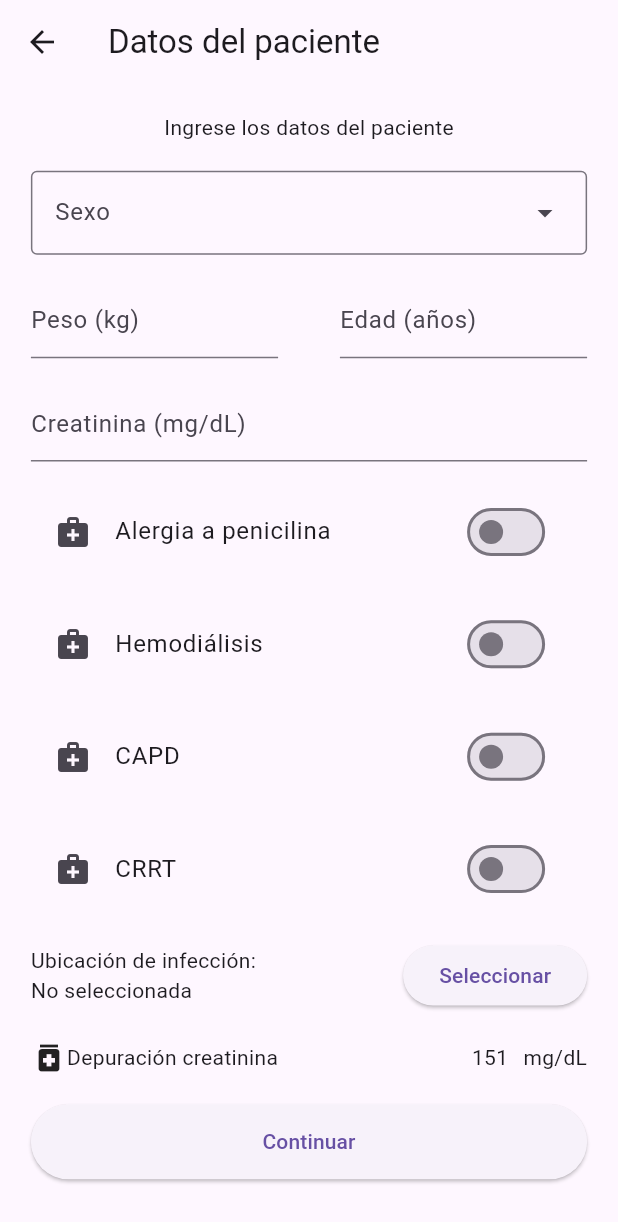
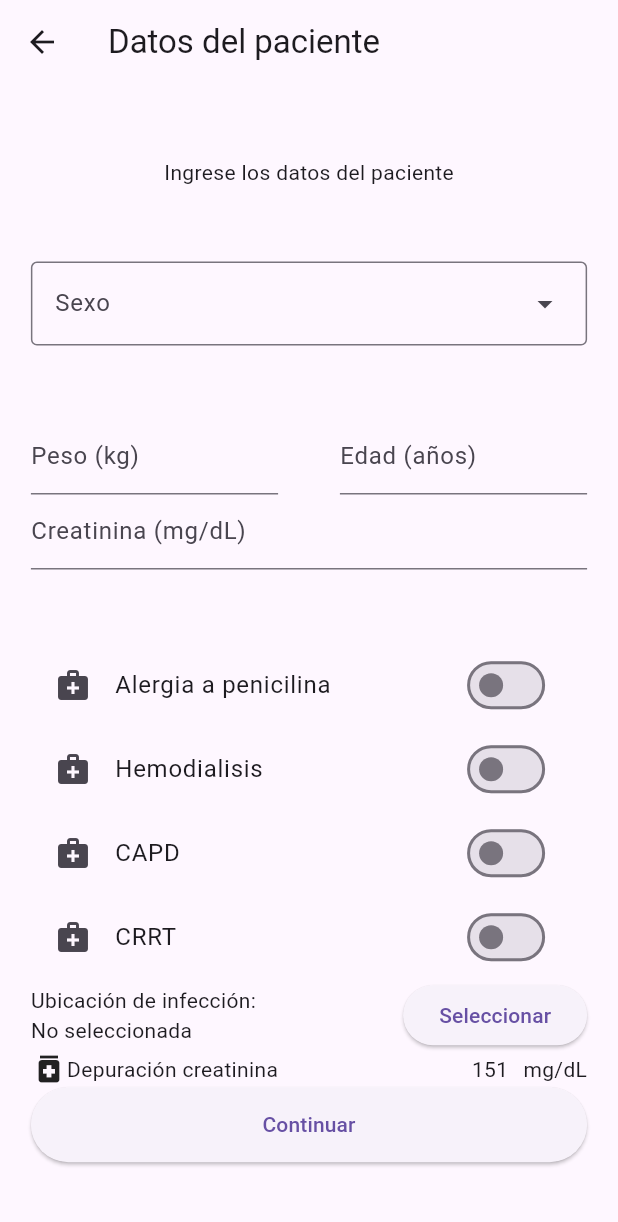
Before and after one commit to Juanipis/proyecto_medico, a Flutter app: the screen it shows after launch, after a tap on "Comencemos!", on a phone screen of 412 x 824 dp. Shown: the top 1222 px of the screen. Run offline on Flutter 3.47's test engine with Material 2 defaults, Android fonts, the phone set to English and light mode, and no system bars; our stand-ins replace google_fonts, logger; network calls fail.

Commit message:
Fixed switch

```diff
--- a/flutter/lib/presentation/screens/patient_data/form_components.dart
+++ b/flutter/lib/presentation/screens/patient_data/form_components.dart
@@ -31,3 +31,18 @@ class SwitchForm extends StatelessWidget {
     );
   }
 }
+
+Widget switchTest(String title, double width, double widthScale, IconData icon,
+    bool value, Function onChange) {
+  return SizedBox(
+    width: width * widthScale,
+    child: SwitchListTile(
+      title: Text(title),
+      value: value,
+      onChanged: (newValue) {
+        onChange(newValue);
+      },
+      secondary: Icon(icon),
+    ),
+  );
+}
--- a/flutter/lib/presentation/screens/patient_data/patient_data.dart
+++ b/flutter/lib/presentation/screens/patient_data/patient_data.dart
@@ -1,19 +1,25 @@
-import 'dart:async';
-
 import 'package:flutter/material.dart';
+import 'package:proyecto_medico/presentation/screens/patient_data/form_components.dart';
 import 'package:logger/logger.dart';
 import 'package:proyecto_medico/presentation/screens/patient_data/body_dialog.dart';
 
-import 'form_components.dart';
-
-class PatientData extends StatefulWidget {
-  const PatientData({super.key});
+class PatientData extends StatelessWidget {
+  const PatientData({Key? key}) : super(key: key);
 
   @override
-  State<PatientData> createState() => _PatientDataState();
+  Widget build(BuildContext context) {
+    return PatientDataState();
+  }
 }
 
-class _PatientDataState extends State<PatientData> {
+class PatientDataState extends StatefulWidget {
+  const PatientDataState({super.key});
+
+  @override
+  State<PatientDataState> createState() => _FormTestState();
+}
+
+class _FormTestState extends State<PatientDataState> {
   final TextEditingController sexController = TextEditingController();
   Sex? selectedSex;
   var logger = Logger();
@@ -26,26 +32,25 @@ class _PatientDataState extends State<PatientData> {
   bool hemodialysis = false;
   bool capd = false;
   bool crrt = false;
-
-  void onPenicillinAllergyChanged(bool value) {
+  onPenicillinAllergyChanged(bool value) {
     setState(() {
       penicillinAllergy = value;
     });
   }
 
-  void onHemodialysisChanged(bool value) {
+  onHemodialysisChanged(bool value) {
     setState(() {
       hemodialysis = value;
     });
   }
 
-  void onCapdChanged(bool value) {
+  onCapdChanged(bool value) {
     setState(() {
       capd = value;
     });
   }
 
-  void onCrrtChanged(bool value) {
+  onCrrtChanged(bool value) {
     setState(() {
       crrt = value;
     });
@@ -63,12 +68,19 @@ class _PatientDataState extends State<PatientData> {
     "Tejidos blandos", // 8
   ];
 
+  final switchsLabels = [
+    "Alergia a penicilina",
+    "Hemodialisis",
+    "CAPD",
+    "CRRT",
+  ];
+
   @override
   Widget build(BuildContext context) {
     final width = MediaQuery.of(context).size.width;
     final height = MediaQuery.of(context).size.height;
+    final formKey = GlobalKey<FormState>();
     final List<DropdownMenuEntry<Sex>> sexEntries = <DropdownMenuEntry<Sex>>[];
-    final formKey = GlobalKey<FormState>();
     for (final Sex sex in Sex.values) {
       sexEntries.add(DropdownMenuEntry(value: sex, label: sex.option));
     }
@@ -87,52 +99,49 @@ class _PatientDataState extends State<PatientData> {
         mainAxisAlignment: MainAxisAlignment.center,
         mainAxisSize: MainAxisSize.max,
         children: [
-          Form(
-            key: formKey,
-            child: Column(
+          Column(
             mainAxisAlignment: MainAxisAlignment.spaceEvenly,
             mainAxisSize: MainAxisSize.max,
             crossAxisAlignment: CrossAxisAlignment.center,
             children: [
               const Text("Ingrese los datos del paciente"),
               sexDropDownMenu(sexEntries, width),
+              Form(
+                  key: formKey,
+                  child: Column(
+                    children: [
                       Row(
                         children: [
                           textInput(width, weightController, "Peso (kg)"),
                           separator(width),
-                    textInput(width, ageController, "Edad (años)"),
+                          textInput(width, ageController, "Edad (años)")
                         ],
                       ),
-                textInput(width, creatinineController, "Creatinina (mg/dL)",
+                      textInput(
+                          width, creatinineController, "Creatinina (mg/dL)",
                           widthScale: 0.90),
-                SwitchForm(
-                    title: "Alergia a penicilina",
-                    width: width,
-                    widthScale: 0.9,
-                    icon: Icons.medical_services,
-                    value: penicillinAllergy,
-                    onChanged: onPenicillinAllergyChanged),
-                SwitchForm(
-                    title: "Hemodiálisis",
-                    width: width,
-                    widthScale: 0.9,
-                    icon: Icons.medical_services,
-                    value: hemodialysis,
-                    onChanged: onHemodialysisChanged),
-                SwitchForm(
-                    title: "CAPD",
-                    width: width,
-                    widthScale: 0.9,
-                    icon: Icons.medical_services,
-                    value: capd,
-                    onChanged: onCapdChanged),
-                SwitchForm(
-                    title: "CRRT",
-                    width: width,
-                    widthScale: 0.9,
-                    icon: Icons.medical_services,
-                    value: crrt,
-                    onChanged: onCrrtChanged),
+                    ],
+                  )),
+              Column(
+                children: [
+                  switchTest(
+                      switchsLabels[0],
+                      width,
+                      0.9,
+                      Icons.medical_services,
+                      penicillinAllergy,
+                      onPenicillinAllergyChanged),
+                  switchTest(
+                      switchsLabels[1],
+                      width,
+                      0.9,
+                      Icons.medical_services,
+                      hemodialysis,
+                      onHemodialysisChanged),
+                  switchTest(switchsLabels[2], width, 0.9,
+                      Icons.medical_services, capd, onCapdChanged),
+                  switchTest(switchsLabels[3], width, 0.9,
+                      Icons.medical_services, crrt, onCrrtChanged),
                   SizedBox(
                     width: width * 0.9,
                     child: Row(
@@ -156,7 +165,6 @@ class _PatientDataState extends State<PatientData> {
                                 setState(() {
                                   this.selectedInfection = selectedInfection!;
                                 });
-                              logger.d("Infección: $selectedInfection");
                               },
                               child: const Text("Seleccionar"))
                         ]),
@@ -190,7 +198,8 @@ class _PatientDataState extends State<PatientData> {
                               "\nAlergia a penicilina: $penicillinAllergy"
                               "\nHemodialisis: $hemodialysis"
                               "\nCAPD: $capd"
-                            "\nCRRT: $crrt");
+                              "\nCRRT: $crrt"
+                              "\nInfección: $selectedInfection");
                         },
                         child: const Text("Continuar")),
                   ),
@@ -199,13 +208,13 @@ class _PatientDataState extends State<PatientData> {
                   )
                 ],
               ),
+            ],
           ),
         ],
       ),
     );
   }
 
-  //---------------------------------WIDGETS-----------------------------------
   DropdownMenu<Sex> sexDropDownMenu(
       List<DropdownMenuEntry<Sex>> sexEntries, double width) {
     return DropdownMenu(
@@ -218,13 +227,6 @@ class _PatientDataState extends State<PatientData> {
         });
       },
       width: width * 0.9,
-    );
-  }
-
-  SizedBox separator(double width) {
-    return SizedBox(
-      height: 50,
-      width: width * 0.1,
     );
   }
 
@@ -242,6 +244,13 @@ class _PatientDataState extends State<PatientData> {
       ),
     );
   }
+
+  SizedBox separator(double width) {
+    return SizedBox(
+      height: 50,
+      width: width * 0.1,
+    );
+  }
 }
 
 enum Sex {
```
Lines whose indentation alone changed are shown as unchanged.
